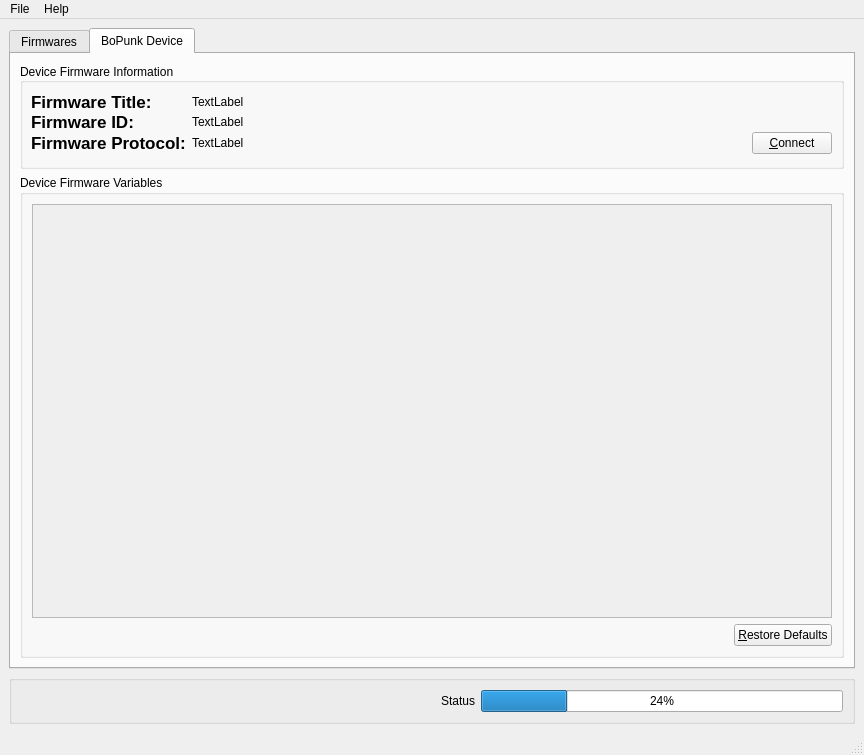
elcritch/bopunk, file interface/BoPunkMainWindow.ui: the form before one commit.
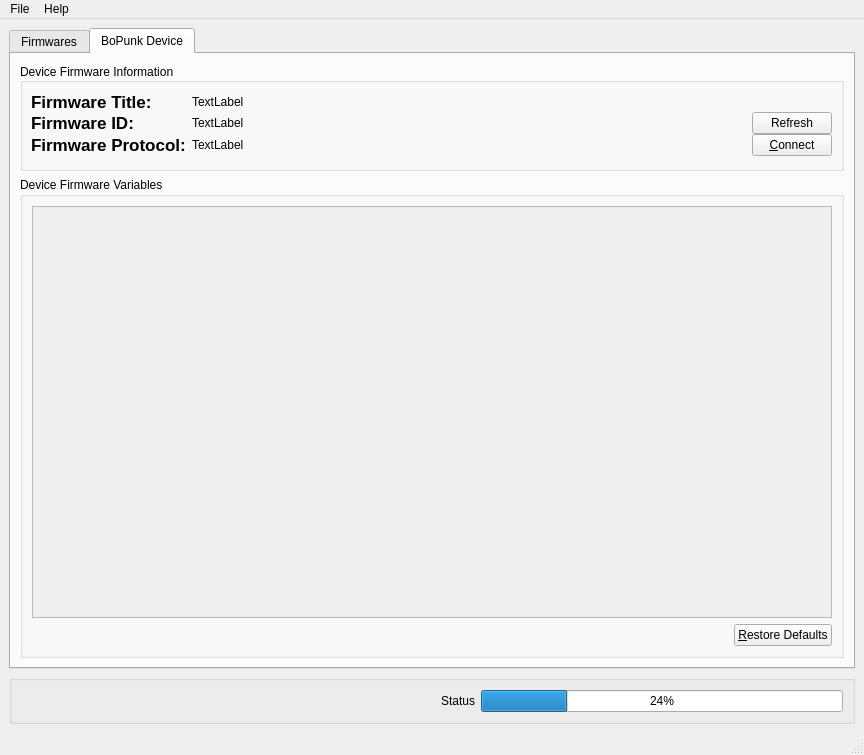
The form after the commit. The open tabs and pages were chosen to show the change. Custom widgets are drawn as their Qt base class.

The edit to the form file:
```diff
--- a/interface/BoPunkMainWindow.ui
+++ b/interface/BoPunkMainWindow.ui
@@ -240,8 +240,8 @@
                <rect>
                 <x>0</x>
                 <y>0</y>
-                <width>766</width>
-                <height>390</height>
+                <width>760</width>
+                <height>368</height>
                </rect>
               </property>
               <layout class="QGridLayout" name="gridLayout_2" >
@@ -420,6 +420,13 @@
              </property>
             </widget>
            </item>
+           <item row="1" column="3" >
+            <widget class="QPushButton" name="pushButton" >
+             <property name="text" >
+              <string>Refresh</string>
+             </property>
+            </widget>
+           </item>
           </layout>
          </widget>
         </item>
```
Left out of the diff: 9 changed lines with no effect on the pictures.
